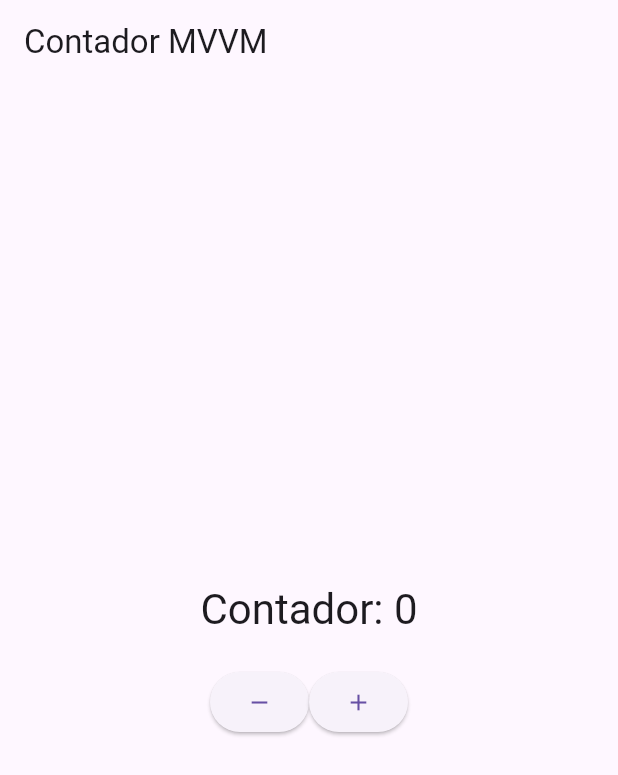
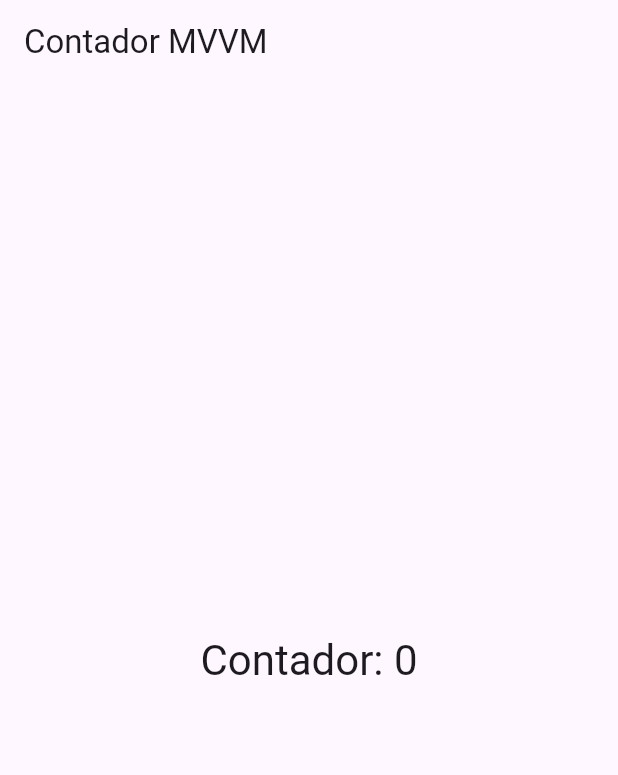
Before and after one commit to yo-ver/contador, a Flutter app: the screen it shows after launch, on a phone screen of 412 x 824 dp. Shown: the top 775 px of the screen. Run offline on Flutter 3.47's test engine with Material 3 defaults, Android fonts, the phone set to English and light mode, and no system bars.

Commit message:
modifique la vista

```diff
--- a/lib/views/counter_view.dart
+++ b/lib/views/counter_view.dart
@@ -17,24 +17,6 @@ class CounterView extends StatelessWidget {
               'Contador: ${counterViewModel.counter}',
               style: Theme.of(context).textTheme.headlineMedium,
             ),
-            const SizedBox(height: 20), // Un poco de espacio
-            Row(
-              mainAxisAlignment: MainAxisAlignment.center,
-              children: [
-                ElevatedButton(
-                  onPressed: () {
-                    counterViewModel.decrement();
-                  },
-                  child: const Icon(Icons.remove),
-                ),
-                ElevatedButton(
-                  onPressed: () {
-                    counterViewModel.increment();
-                  },
-                  child: const Icon(Icons.add),
-                ),
-              ],
-            ),
           ],
         ),
       ),
```
